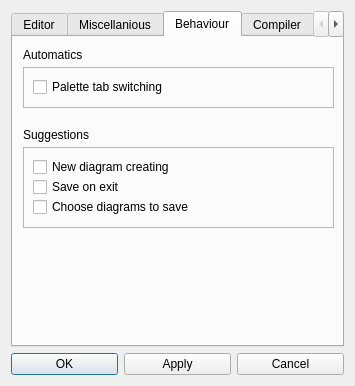
Old version of the form qrgui/mainwindow/preferencesDialog.ui in the repository qreal/qreal.
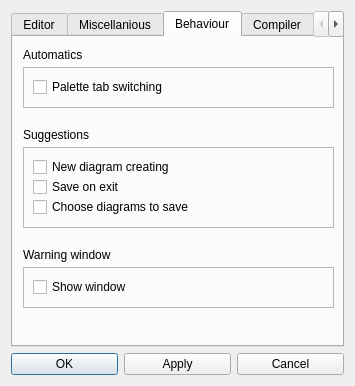
New version of the form. The open tabs and pages were chosen to show the change. Icons and pictures are not drawn.

Commit message: added checkbox to disable error reporter window. closes #73 in robots

What changed in the file:
```diff
--- a/qrgui/mainwindow/preferencesDialog.ui
+++ b/qrgui/mainwindow/preferencesDialog.ui
@@ -590,7 +590,7 @@
         <rect>
          <x>10</x>
          <y>10</y>
-         <width>61</width>
+         <width>91</width>
          <height>16</height>
         </rect>
        </property>
@@ -658,7 +658,7 @@
         <rect>
          <x>10</x>
          <y>90</y>
-         <width>81</width>
+         <width>91</width>
          <height>16</height>
         </rect>
        </property>
@@ -666,6 +666,48 @@
         <string>Suggestions</string>
        </property>
       </widget>
+      <widget class="QLabel" name="label_41">
+       <property name="geometry">
+        <rect>
+         <x>10</x>
+         <y>210</y>
+         <width>121</width>
+         <height>16</height>
+        </rect>
+       </property>
+       <property name="text">
+        <string>Warning window</string>
+       </property>
+      </widget>
+      <widget class="QFrame" name="frame_17">
+       <property name="geometry">
+        <rect>
+         <x>10</x>
+         <y>230</y>
+         <width>311</width>
+         <height>41</height>
+        </rect>
+       </property>
+       <property name="frameShape">
+        <enum>QFrame::StyledPanel</enum>
+       </property>
+       <property name="frameShadow">
+        <enum>QFrame::Raised</enum>
+       </property>
+       <widget class="QCheckBox" name="warningWindowBox">
+        <property name="geometry">
+         <rect>
+          <x>10</x>
+          <y>10</y>
+          <width>291</width>
+          <height>20</height>
+         </rect>
+        </property>
+        <property name="text">
+         <string>Show window</string>
+        </property>
+       </widget>
+      </widget>
      </widget>
      <widget class="QWidget" name="tab_2">
       <attribute name="title">
```
Left out of the diff: 2 changed lines with no effect on the pictures. The commit also changes 6 other files.
